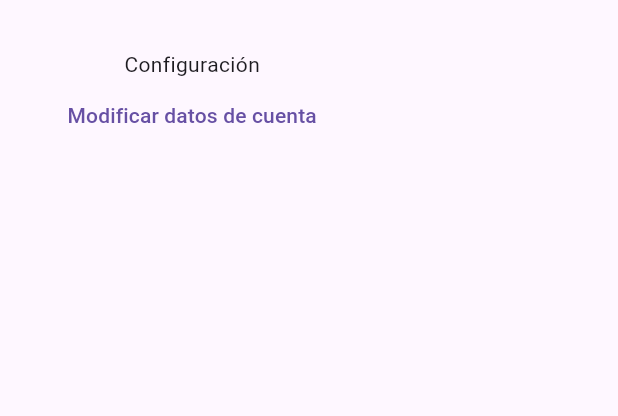
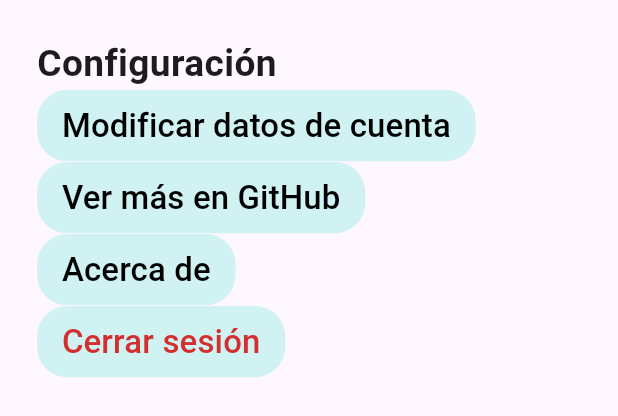
Before and after one commit to LuzR25/app_post_me, a Flutter app: the ConfiguracionWidget widget shown alone on an empty page, opened directly, on a phone screen of 412 x 824 dp. Shown: the top 416 px of the screen. Run offline on Flutter 3.47's test engine with Material 3 defaults, Android fonts, the phone set to English and light mode, and no system bars; our stand-ins replace fluttertoast, sizer.

Commit message:
Correcciones en tarjeta de publicación y vistas configuración e inicio

```diff
--- a/lib/Themes/app_themes.dart
+++ b/lib/Themes/app_themes.dart
@@ -9,15 +9,29 @@ class AppThemes {
   static const Color botonBackground = Color.fromRGBO(209, 242, 242, 1);
   static const Color nombreDeUsuario = Color.fromRGBO(80, 186, 186, 1);
   static double botonFontSize = 16.sp;
+  static double paddingInicio = 1.5.h;
+  static double paddingAppGeneral = 3.h;
+  static double tituloSize = 18.sp;
+  static double textoSize = 14.sp;
+  static double fechaTarjetaSize = 13.sp;
 
   static final ThemeData lightTheme = ThemeData.light().copyWith(
     //Color primario
     primaryColor: headerBackground,
 
-    /* //AppBar Theme
+    //AppBar Theme
     appBarTheme: const AppBarTheme(
       backgroundColor: headerBackground,
       elevation: 0,
-    ),  */
+    ),
+
+    bottomNavigationBarTheme: const BottomNavigationBarThemeData(
+      elevation: 0,
+      selectedItemColor: botonSeleccionado,
+      unselectedItemColor: botonNoSeleccionado,
+      showSelectedLabels: false,
+      showUnselectedLabels: false,
+      type: BottomNavigationBarType.fixed,
+    )
   );
 }
--- a/lib/Views/login_view.dart
+++ b/lib/Views/login_view.dart
@@ -64,7 +64,7 @@ class _LoginViewState extends State<LoginView> {
             Text(
               'Post Me!',
               style: TextStyle(
-                fontSize: 50.sp,
+                fontSize: 40.sp,
                 fontWeight: FontWeight.bold,
                 color: Colors.black,
               ),
--- a/lib/Widgets/configuracion_widget.dart
+++ b/lib/Widgets/configuracion_widget.dart
@@ -1,3 +1,4 @@
+import 'package:app_post_me/Themes/app_themes.dart';
 import 'package:flutter/material.dart';
 import 'package:sizer/sizer.dart';
 
@@ -7,14 +8,88 @@ class ConfiguracionWidget extends StatelessWidget {
   @override
   Widget build(BuildContext context) {
     return Padding(
-      padding: EdgeInsets.all(4.h), //! Luego checar y ponerme de acuerdo en la medida del padding
+      padding: EdgeInsets.all(AppThemes.paddingAppGeneral),
       child: Column(
+        crossAxisAlignment: CrossAxisAlignment.start,
+        //mainAxisAlignment: MainAxisAlignment.start,
         children: [
-          const Text('Configuración'),
-          TextButton(onPressed: () {}, child: const Text('Modificar datos de cuenta')),
-          TextButton(onPressed: () {}, child: const Text('')),
-          TextButton(onPressed: () {}, child: const Text('')),
-          TextButton(onPressed: () {}, child: const Text(''))
+          Text('Configuración', style: TextStyle(fontSize: AppThemes.tituloSize, fontWeight: FontWeight.bold),),
+
+          TextButton(
+            onPressed: () {},
+            style: ButtonStyle(
+              padding: MaterialStatePropertyAll(
+                  EdgeInsets.symmetric(vertical: 1.h, horizontal: 4.w)),
+              shape: const MaterialStatePropertyAll(RoundedRectangleBorder(
+                  borderRadius: BorderRadius.all(Radius.circular(20)))),
+              backgroundColor: const MaterialStatePropertyAll(AppThemes.botonBackground)
+            ),
+            child: Text(
+              'Modificar datos de cuenta',
+              style: TextStyle(
+                fontSize: AppThemes.botonFontSize,
+                //fontWeight: FontWeight.bold,
+                color: Colors.black
+              ),
+            )
+          ),
+
+          TextButton(
+            onPressed: () {},
+            style: ButtonStyle(
+              padding: MaterialStatePropertyAll(
+                  EdgeInsets.symmetric(vertical: 1.h, horizontal: 4.w)),
+              shape: const MaterialStatePropertyAll(RoundedRectangleBorder(
+                  borderRadius: BorderRadius.all(Radius.circular(20)))),
+              backgroundColor: const MaterialStatePropertyAll(AppThemes.botonBackground)
+            ),
+            child: Text(
+              'Ver más en GitHub',
+              style: TextStyle(
+                fontSize: AppThemes.botonFontSize,
+                //fontWeight: FontWeight.bold,
+                color: Colors.black
+              ),
+            )
+          ),
+
+          TextButton(
+            onPressed: () {},
+            style: ButtonStyle(
+              padding: MaterialStatePropertyAll(
+                  EdgeInsets.symmetric(vertical: 1.h, horizontal: 4.w)),
+              shape: const MaterialStatePropertyAll(RoundedRectangleBorder(
+                  borderRadius: BorderRadius.all(Radius.circular(20)))),
+              backgroundColor: const MaterialStatePropertyAll(AppThemes.botonBackground)
+            ),
+            child: Text(
+              'Acerca de',
+              style: TextStyle(
+                fontSize: AppThemes.botonFontSize,
+                //fontWeight: FontWeight.bold,
+                color: Colors.black
+              ),
+            )
+          ),
+
+          TextButton(
+            onPressed: () {},
+            style: ButtonStyle(
+              padding: MaterialStatePropertyAll(
+                  EdgeInsets.symmetric(vertical: 1.h, horizontal: 4.w)),
+              shape: const MaterialStatePropertyAll(RoundedRectangleBorder(
+                  borderRadius: BorderRadius.all(Radius.circular(20)))),
+              backgroundColor: const MaterialStatePropertyAll(AppThemes.botonBackground)
+            ),
+            child: Text(
+              'Cerrar sesión',
+              style: TextStyle(
+                fontSize: AppThemes.botonFontSize,
+                //fontWeight: FontWeight.bold,
+                color: Colors.red[700] //!Necesito que los botones se expandan a lo ancho
+              ),
+            )
+          ),
         ],
       ),
     );
--- a/lib/Widgets/inicio_widget.dart
+++ b/lib/Widgets/inicio_widget.dart
@@ -1,6 +1,9 @@
-import 'package:app_post_me/Widgets/tarjeta_publicacion_widget.dart';
+
 import 'package:flutter/material.dart';
 import 'package:sizer/sizer.dart';
+
+import '../Themes/app_themes.dart';
+import '../Widgets/widgets.dart';
 
 class InicioWidget extends StatefulWidget {
   const InicioWidget({super.key});
@@ -13,6 +16,7 @@ class _InicioWidgetState extends State<InicioWidget> {
   @override
   Widget build(BuildContext context) {
     return ListView(
+      padding: EdgeInsets.all(AppThemes.paddingInicio),
       children: [
         TarjetaPublicacionWidget(nombreUsuario: 'acuablast', fechaPublicacion: DateTime(2024, 4, 10), descripcion: 'Probando.', imagen: 'assets/images/vaca.png'),
         SizedBox(height: 3.h),
--- a/lib/Widgets/widgets.dart
+++ b/lib/Widgets/widgets.dart
@@ -3,3 +3,4 @@ export 'package:app_post_me/Widgets/crear_publicacion_widget.dart';
 export 'package:app_post_me/Widgets/inicio_widget.dart';
 export 'package:app_post_me/Widgets/perfil_widget.dart';
 export 'package:app_post_me/Widgets/rueda_carga_widget.dart';
+export 'package:app_post_me/Widgets/tarjeta_publicacion_widget.dart';
```
Also changed, not shown: lib/Views/navegacion_app_view.dart (+12 -7 lines), lib/Widgets/tarjeta_publicacion_widget.dart (+22 -13 lines), lib/main.dart (+3 -4 lines).
